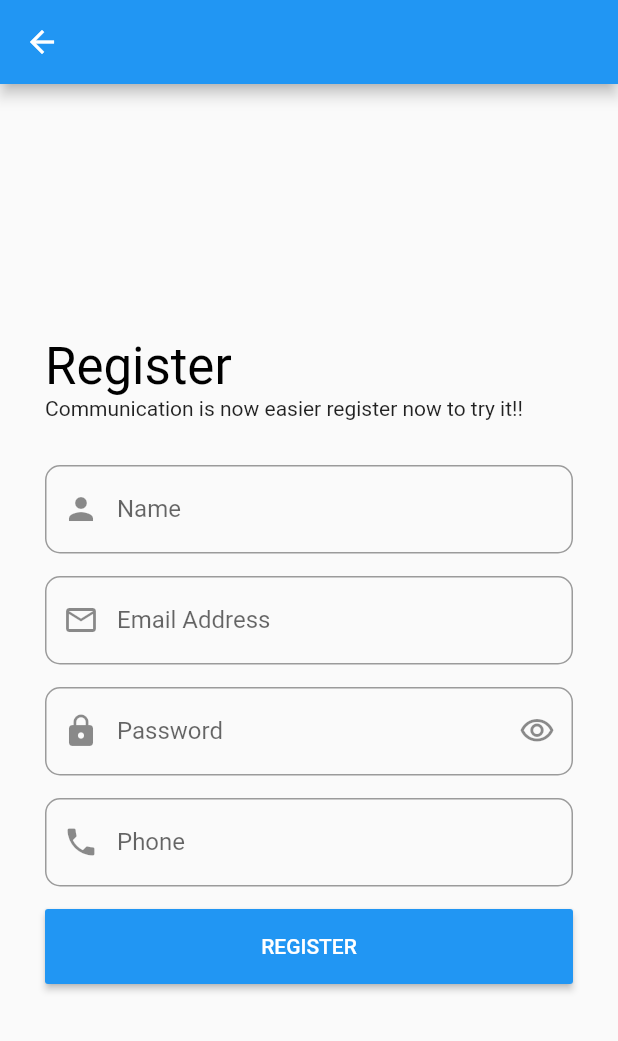
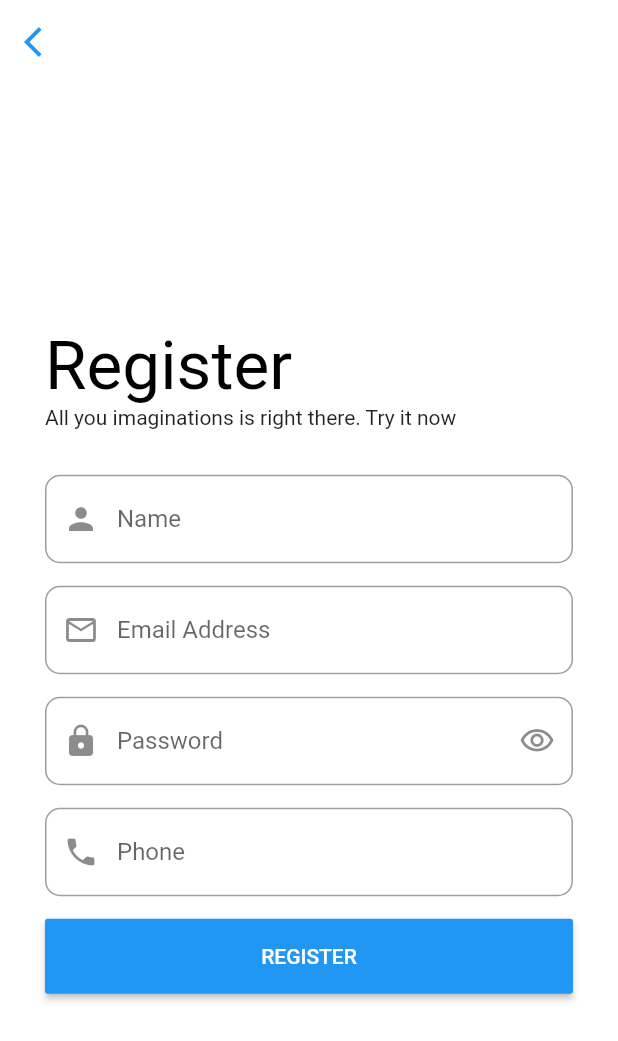
Before and after one commit to MahmoudNabil14/One-World, a Flutter app: the screen it shows after launch, after a tap on "Register now", on a phone screen of 412 x 824 dp. Shown: the top 1041 px of the screen. Run offline on Flutter 3.47's test engine with Material 2 defaults, Android fonts, the phone set to English and light mode, and no system bars; our stand-ins replace bloc, buildcondition, cloud_firestore, firebase_auth, firebase_core, firebase_storage and 4 more; accounts and stored records are empty; network calls fail.

Commit message:
Commit From Work

```diff
--- a/lib/layout/social_cubit/social_states.dart
+++ b/lib/layout/social_cubit/social_states.dart
@@ -85,3 +85,5 @@ class SocialChangeIconDependOnFormField extends SocialStates{}
 class SocialUpdatePostProfilePhotoWhenUserUpdatedSuccessState extends SocialStates{}
 
 class SocialUpdatePostProfilePhotoWhenUserUpdatedErrorState extends SocialStates{}
+
+class SocialSignOutState extends SocialStates{}
--- a/lib/modules/social_login/social_login_screen.dart
+++ b/lib/modules/social_login/social_login_screen.dart
@@ -16,29 +16,32 @@ class SocialLoginScreen extends StatelessWidget {
 
   @override
   Widget build(BuildContext context) {
-    return  BlocProvider(
+    return BlocProvider(
         create: (BuildContext context) => SocialLoginCubit(),
-      child: BlocConsumer<SocialLoginCubit,SocialLoginStates>(
-        listener: (context,state){
-          if(state is SocialLoginErrorState){
-            showToast(message: state.error.toString(), state: toastStates.ERROR);
-          }
-          else if(state is SocialLoginSuccessState){
-            CacheHelper.saveData(key: 'uId', value: state.uId).then((value){
+        child: BlocConsumer<SocialLoginCubit, SocialLoginStates>(
+          listener: (context, state) {
+            if (state is SocialLoginErrorState) {
+              // showToast(message: state.error.toString(), state: toastStates.ERROR);
+            } else if (state is SocialLoginSuccessState) {
+              CacheHelper.saveData(key: 'uId', value: state.uId).then((value) {
                 uId = CacheHelper.getData(key: 'uId');
                 navigateAndEnd(context, const SocialLayout());
               });
             }
           },
-        builder: (context,state){
+          builder: (context, state) {
             var loginCubit = SocialLoginCubit.get(context);
             return Scaffold(
-            appBar: AppBar(),
+              backgroundColor: Colors.white,
+              appBar: AppBar(
+                backgroundColor: Colors.white,
+                elevation: 0.0,
+              ),
               body: Center(
                 child: SingleChildScrollView(
-                physics:  const BouncingScrollPhysics(),
+                  physics: const BouncingScrollPhysics(),
                   child: Padding(
-                  padding:  const EdgeInsets.all(30.0),
+                    padding: const EdgeInsets.all(30.0),
                     child: Form(
                       key: formKey,
                       child: Column(
@@ -48,17 +51,19 @@ class SocialLoginScreen extends StatelessWidget {
                             'LOGIN',
                             style: Theme.of(context)
                                 .textTheme
-                              .headline4!
+                                .headline3!
                                 .copyWith(color: Colors.black),
                           ),
                           Text(
-                          'Login into you account',
+                            'Login your account',
                             style: Theme.of(context).textTheme.bodyText2,
                           ),
                           const SizedBox(
                             height: 30.0,
                           ),
                           defaultFormField(
+                              suffix: null,
+                              suffixPressed: null,
                               label: 'Email Address',
                               controller: emailController,
                               prefix: Icons.email_outlined,
@@ -98,11 +103,15 @@ class SocialLoginScreen extends StatelessWidget {
                           ),
                           Conditional.single(
                             context: context,
-                          fallbackBuilder: (BuildContext context) =>  const Center(
+                            fallbackBuilder: (BuildContext context) =>
+                                const Center(
                               child: CircularProgressIndicator(),
                             ),
-                          conditionBuilder: (BuildContext context) =>true ,
-                          widgetBuilder: (BuildContext context) => SizedBox(
+                            conditionBuilder: (BuildContext context) => true,
+                            widgetBuilder: (BuildContext context) => state
+                                    is SocialLoginLoadingState
+                                ?  const Center(child: CircularProgressIndicator())
+                                : SizedBox(
                                     height: 50.0,
                                     width: double.infinity,
                                     child: MaterialButton(
@@ -111,12 +120,13 @@ class SocialLoginScreen extends StatelessWidget {
                                         if (formKey.currentState!.validate()) {
                                           loginCubit.userLogin(
                                               email: emailController.text,
-                                      password: passwordController.text);
+                                              password:
+                                                  passwordController.text);
                                         }
                                       },
-                              child:  const Text(
+                                      child: const Text(
                                         "LOGIN",
-                                style:  TextStyle(color: Colors.white),
+                                        style: TextStyle(color: Colors.white),
                                       ),
                                     ),
                                   ),
@@ -129,7 +139,7 @@ class SocialLoginScreen extends StatelessWidget {
                                   onPressed: () {
                                     navigateTo(context, SocialRegisterScreen());
                                   },
-                                child:  const Text('Register now'))
+                                  child: const Text('Register now'))
                             ],
                           ),
                         ],
@@ -140,7 +150,6 @@ class SocialLoginScreen extends StatelessWidget {
               ),
             );
           },
-      )
-    );
+        ));
   }
 }
--- a/lib/modules/social_register/social_register_screen.dart
+++ b/lib/modules/social_register/social_register_screen.dart
@@ -33,7 +33,8 @@ class SocialRegisterScreen extends StatelessWidget {
         builder: (context, state) {
           var cubit = SocialRegisterCubit.get(context);
           return Scaffold(
-            appBar: AppBar(),
+            backgroundColor: Colors.white,
+            appBar: AppBar(elevation: 0.0,backgroundColor: Colors.white,leading: IconButton(icon: const Icon(Icons.arrow_back_ios,color: Colors.blue,), onPressed: () {Navigator.pop(context);},),),
             body: Center(
               child: SingleChildScrollView(
                 physics: const BouncingScrollPhysics(),
@@ -48,11 +49,11 @@ class SocialRegisterScreen extends StatelessWidget {
                           'Register',
                           style: Theme.of(context)
                               .textTheme
-                              .headline4!
+                              .headline3!
                               .copyWith(color: Colors.black),
                         ),
                         Text(
-                          'Communication is now easier register now to try it!!',
+                          'All you imaginations is right there. Try it now',
                           style: Theme.of(context).textTheme.bodyText2,
                         ),
                         const SizedBox(
--- a/lib/shared/components/components.dart
+++ b/lib/shared/components/components.dart
@@ -1,5 +1,4 @@
 import 'package:flutter/material.dart';
-import 'package:fluttertoast/fluttertoast.dart';
 import 'package:social_app/layout/social_cubit/social_cubit.dart';
 import 'package:social_app/layout/social_cubit/social_states.dart';
 
@@ -15,16 +14,16 @@ void navigateTo(context, Widget widget) {
   );
 }
 
-void showToast({required String message, required toastStates state}) {
-  Fluttertoast.showToast(
-      msg: message,
-      toastLength: Toast.LENGTH_SHORT,
-      gravity: ToastGravity.CENTER,
-      timeInSecForIosWeb: 5,
-      backgroundColor: toastColor(state),
-      textColor: Colors.white,
-      fontSize: 16.0);
-}
+// void showToast({required String message, required toastStates state}) {
+//   Toast.showToast(
+//       msg: message,
+//       toastLength: Toast.LENGTH_SHORT,
+//       gravity: ToastGravity.CENTER,
+//       timeInSecForIosWeb: 5,
+//       backgroundColor: toastColor(state),
+//       textColor: Colors.white,
+//       fontSize: 16.0);
+// }
 
 Color? changeIconDependOnFormField(BuildContext context, TextEditingController controller, Color whenEmptyIcon, Color whenIsNotEmptyIcon){
   if(controller.text.isEmpty) {
@@ -61,8 +60,8 @@ Widget defaultFormField({
   isPassword = false,
   required TextEditingController controller,
    IconData? prefix,
-  IconData? suffix,
-  Function? suffixPressed,
+  IconData? suffix = null,
+  Function? suffixPressed = null,
   required Function? validate,
   Function? onSubmit,
   required TextInputType type,
@@ -80,8 +79,8 @@ Widget defaultFormField({
     decoration: InputDecoration(
       labelText: label,
       prefixIcon: Icon(prefix),
-      suffixIcon:
-          IconButton(onPressed: () => suffixPressed!(), icon: Icon(suffix)),
+      suffixIcon:suffix == null ? null :
+          IconButton(onPressed: () => suffixPressed!(), icon: Icon(suffix,)),
       border: OutlineInputBorder(borderRadius: BorderRadius.circular(10.0)),
     ),
   );
--- a/pubspec.yaml
+++ b/pubspec.yaml
@@ -36,9 +36,9 @@ dependencies:
   cupertino_icons: ^1.0.2
   smooth_page_indicator: ^1.0.0+2
   flutter_conditional_rendering: ^2.0.0
+  flutter_styled_toast: ^2.0.0
   dio: ^4.0.0
   flutter_bloc: ^7.2.0
-  fluttertoast: ^8.0.8
   shared_preferences: ^2.0.7
   carousel_slider: ^4.0.0
   shimmer: ^2.0.0
```
Also changed, not shown: lib/layout/social_cubit/social_cubit.dart (+3 -11 lines), lib/modules/settings_screen.dart (+15 -2 lines), pubspec.lock, 2 other files. Lines whose indentation alone changed are shown as unchanged.
